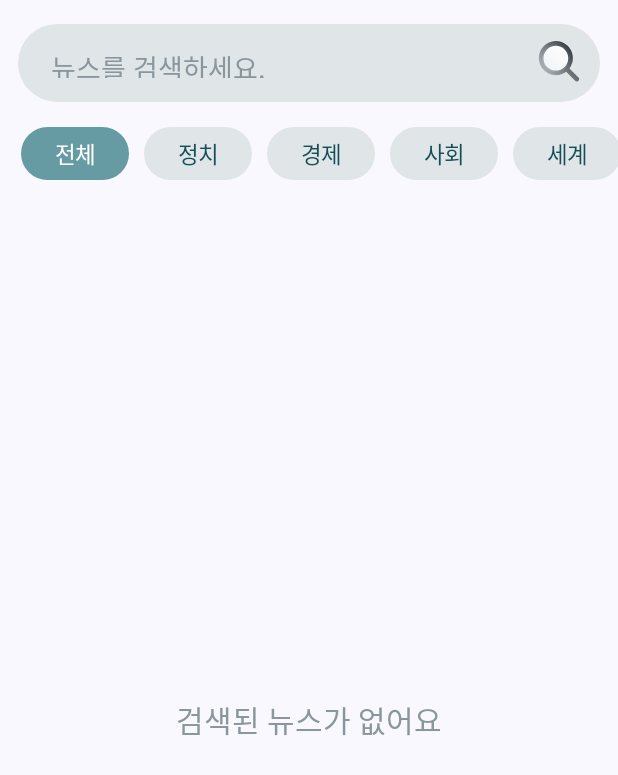
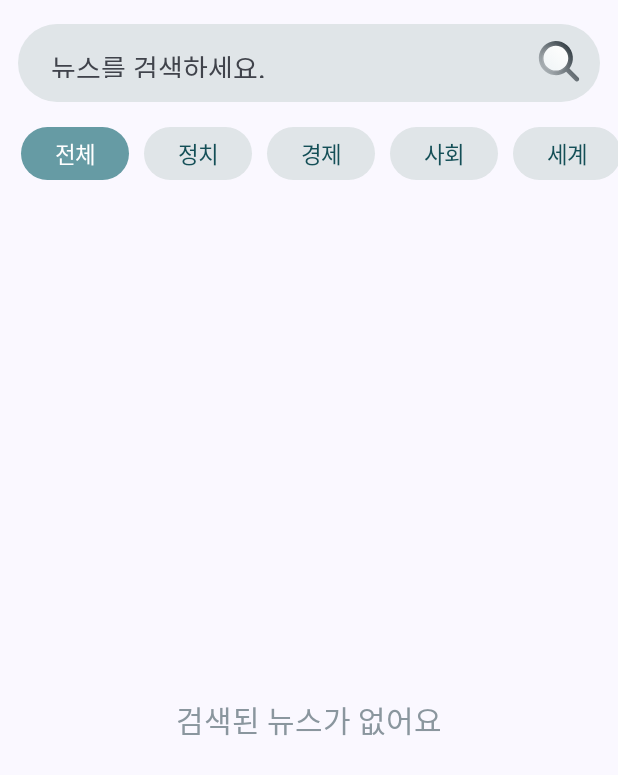
Before and after one commit to My-issue-ssafy/my-issue, an Android app built with Jetpack Compose: the composable SearchScreen shown on its own in the app's theme, on a phone screen of 412 x 824 dp. Shown: the top 775 px of the screen. Run offline under Robolectric (Android 15) with nearby library versions, the phone set to English and light mode, and no system bars; our stand-ins replace Dagger/Hilt's generated code, Navigation 3; network calls fail; pictures from the network do not load; Roboto replaces fonts that are not available here; 14 statements that could not run were skipped.

Commit message:
Revert "fix : 검색 텍스트 색 수정"
This reverts commit 4bbb5f511a27eac2f3aac21f70084ac2f30fc288.

```diff
--- a/android/app/src/main/java/com/ioi/myssue/ui/search/SearchComponent.kt
+++ b/android/app/src/main/java/com/ioi/myssue/ui/search/SearchComponent.kt
@@ -3,12 +3,18 @@ package com.ioi.myssue.ui.search
 import androidx.compose.foundation.Image
 import androidx.compose.foundation.horizontalScroll
 import androidx.compose.foundation.layout.*
+import androidx.compose.foundation.lazy.LazyColumn
+import androidx.compose.foundation.lazy.LazyListState
+import androidx.compose.foundation.lazy.itemsIndexed
+import androidx.compose.foundation.lazy.rememberLazyListState
 import androidx.compose.foundation.rememberScrollState
 import androidx.compose.foundation.shape.CircleShape
+import androidx.compose.foundation.shape.RoundedCornerShape
 import androidx.compose.foundation.text.KeyboardActions
 import androidx.compose.foundation.text.KeyboardOptions
 import androidx.compose.material.icons.Icons
 import androidx.compose.material.icons.rounded.Clear
+import androidx.compose.material.icons.rounded.Search
 import androidx.compose.material3.*
 import androidx.compose.material3.MaterialTheme.typography
 import androidx.compose.runtime.*
@@ -24,7 +30,10 @@ import androidx.compose.ui.text.style.TextOverflow
 import androidx.compose.ui.unit.dp
 import com.ioi.myssue.designsystem.theme.AppColors
 import com.ioi.myssue.designsystem.theme.BackgroundColors
+import com.ioi.myssue.domain.model.NewsSummary
+import com.ioi.myssue.ui.news.NewsItem
 import com.ioi.myssue.R
+import com.ioi.myssue.designsystem.theme.BackgroundColors.Background400
 
 @Composable
 fun SearchBar(
@@ -86,7 +95,6 @@ fun SearchBar(
             Text(
                 text = stringResource(R.string.search_news),
                 style = typography.titleMedium,
-                color = BackgroundColors.Background400
             )
         },
         keyboardOptions = KeyboardOptions(imeAction = ImeAction.Search),
@@ -178,7 +186,7 @@ fun SearchedEmpty() {
             text = stringResource(R.string.no_searched_news),
             style = typography.titleLarge,
             fontWeight = FontWeight.Bold,
-            color = BackgroundColors.Background400,
+            color = Background400,
             textAlign = TextAlign.Center,
             modifier = Modifier
                 .align(Alignment.Center)
```
